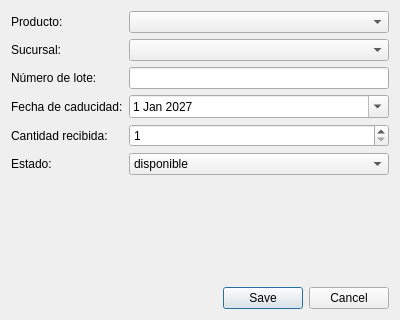
Qt form app/src/dialogs/lotedialog.ui (LXorro/Farmacia-PDV) before a commit.
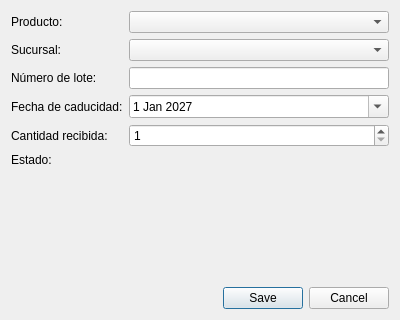
The same form after that commit.

What changed in the file:
```diff
--- a/app/src/dialogs/lotedialog.ui
+++ b/app/src/dialogs/lotedialog.ui
@@ -50,11 +50,7 @@
       <widget class="QLabel" name="labelEstado"><property name="text"><string>Estado:</string></property></widget>
      </item>
      <item row="5" column="1">
-      <widget class="QComboBox" name="comboEstado">
-       <item><property name="text"><string>disponible</string></property></item>
-       <item><property name="text"><string>agotado</string></property></item>
-       <item><property name="text"><string>caducado</string></property></item>
-      </widget>
+      <widget class="QLabel" name="labelEstadoValor"/>
      </item>
     </layout>
    </item>
```
